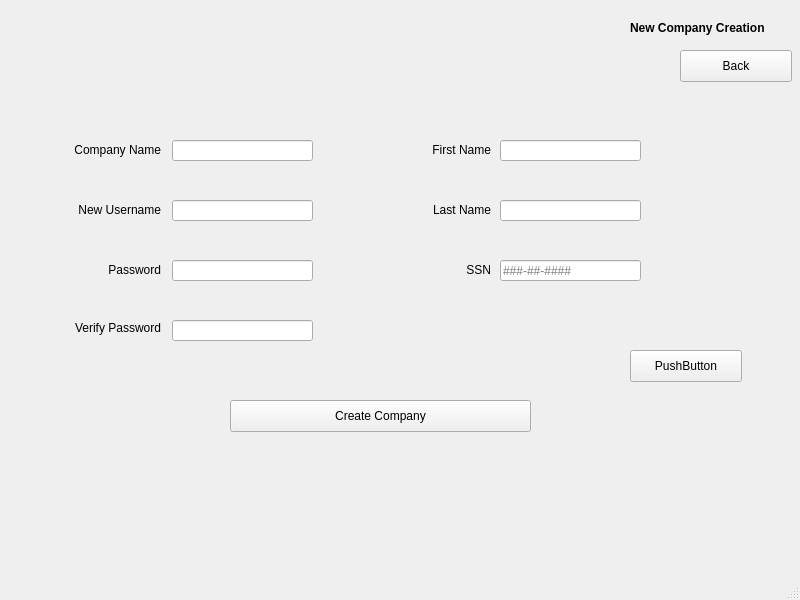
katietrom11392/EDI, file EDI/windownewcompany.ui: the form before one commit.
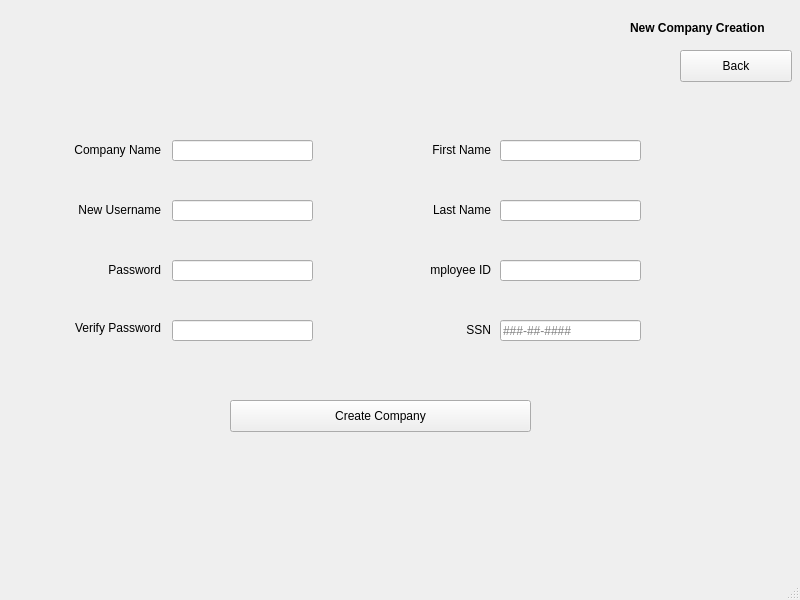
The form after the commit. Icons and pictures are not drawn.

Commit message:
(Hopefully) Fixed SQL Queries + EmployeeID Field
- Changes to SQL query structure
- Added an employee ID field

Diff of the .ui file:
```diff
--- a/EDI/windownewcompany.ui
+++ b/EDI/windownewcompany.ui
@@ -210,7 +210,7 @@
     <property name="geometry">
      <rect>
       <x>460</x>
-      <y>260</y>
+      <y>320</y>
       <width>31</width>
       <height>20</height>
      </rect>
@@ -226,7 +226,7 @@
     <property name="geometry">
      <rect>
       <x>500</x>
-      <y>260</y>
+      <y>320</y>
       <width>141</width>
       <height>21</height>
      </rect>
@@ -296,17 +296,39 @@
      <bool>true</bool>
     </property>
    </widget>
-   <widget class="QPushButton" name="pushButton_2">
+   <widget class="QLineEdit" name="lineEdit_employee_id">
     <property name="geometry">
      <rect>
-      <x>630</x>
-      <y>350</y>
-      <width>112</width>
-      <height>32</height>
+      <x>500</x>
+      <y>260</y>
+      <width>141</width>
+      <height>21</height>
+     </rect>
+    </property>
+    <property name="maxLength">
+     <number>11</number>
+    </property>
+    <property name="echoMode">
+     <enum>QLineEdit::Normal</enum>
+    </property>
+    <property name="placeholderText">
+     <string/>
+    </property>
+   </widget>
+   <widget class="QLabel" name="label_10">
+    <property name="geometry">
+     <rect>
+      <x>430</x>
+      <y>260</y>
+      <width>61</width>
+      <height>20</height>
      </rect>
     </property>
     <property name="text">
-     <string>PushButton</string>
+     <string>Employee ID</string>
+    </property>
+    <property name="alignment">
+     <set>Qt::AlignRight|Qt::AlignTrailing|Qt::AlignVCenter</set>
     </property>
    </widget>
    <zorder>label</zorder>
```
Left out of the diff: 6 changed lines with no effect on the pictures. The commit also changes 2 other files.
